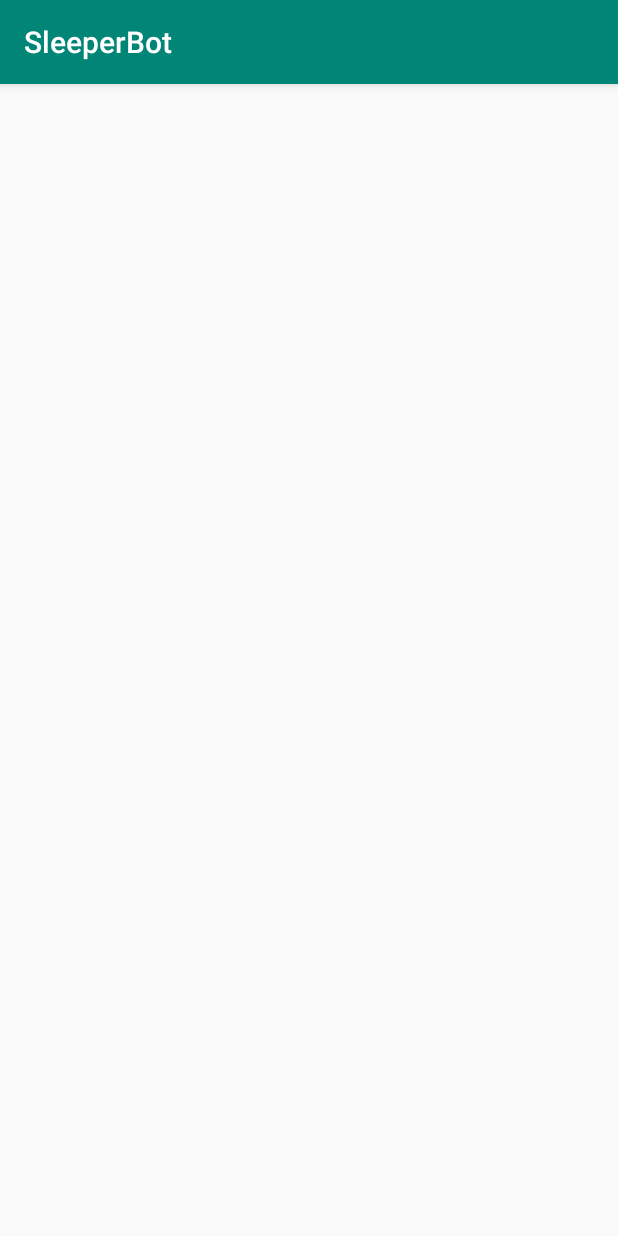
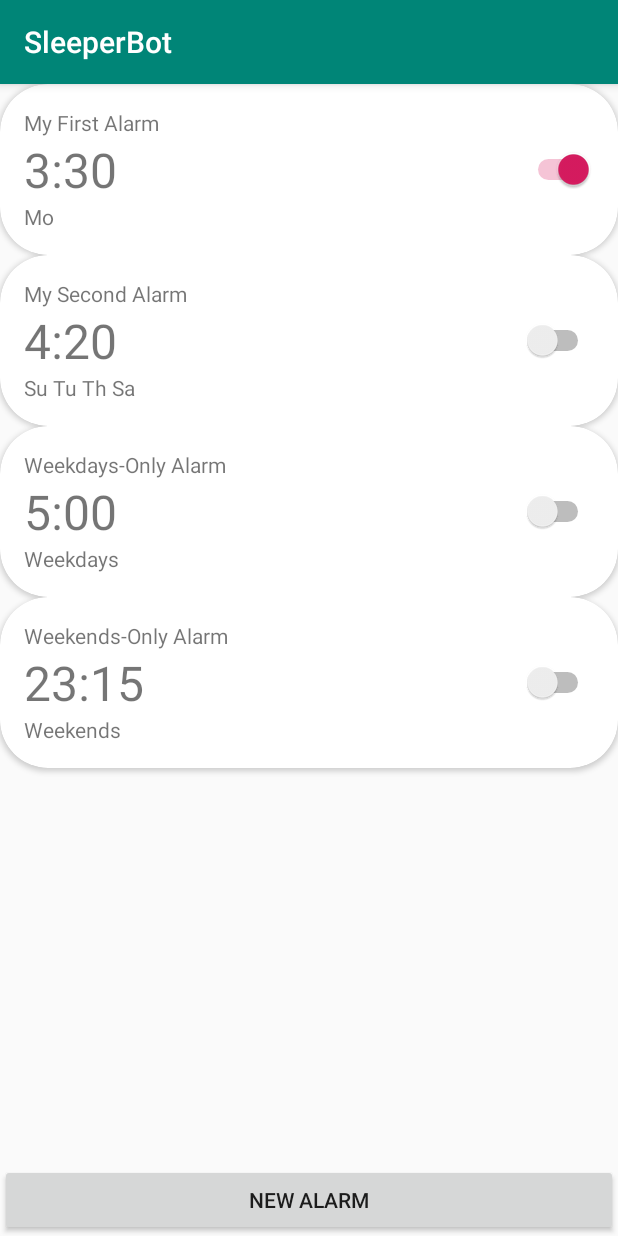
Before and after one commit to cabrito/SleeperBot, an Android app: the AlarmsActivity screen opened directly, with no data from a screen before it, on a phone screen of 412 x 824 dp. Run offline under Robolectric (Android 15) with nearby library versions, the phone set to English and light mode, and no system bars.

Commit message:
Implemented RecyclerView + CardView for Alarms

```diff
--- a/app/src/main/AndroidManifest.xml
+++ b/app/src/main/AndroidManifest.xml
@@ -1,6 +1,6 @@
 <?xml version="1.0" encoding="utf-8"?>
 <manifest xmlns:android="http://schemas.android.com/apk/res/android"
-    package="io.github.scalrx.sleeperbot">
+    package="io.github.cabrito.sleeperbot">
 
     <application
         android:allowBackup="true"
@@ -9,8 +9,8 @@
         android:roundIcon="@mipmap/ic_launcher_round"
         android:supportsRtl="true"
         android:theme="@style/AppTheme">
-        <activity android:name=".activities.AlarmsActivity"></activity>
-        <activity android:name=".MainActivity">
+        <activity android:name="io.github.cabrito.sleeperbot.activities.AlarmsActivity"></activity>
+        <activity android:name="io.github.cabrito.sleeperbot.MainActivity">
             <intent-filter>
                 <action android:name="android.intent.action.MAIN" />
 
--- a/app/src/main/java/io/github/scalrx/sleeperbot/MainActivity.java
+++ b/app/src/main/java/io/github/cabrito/sleeperbot/MainActivity.java
@@ -1,4 +1,4 @@
-package io.github.scalrx.sleeperbot;
+package io.github.cabrito.sleeperbot;
 
 import android.content.Intent;
 import android.support.v7.app.AppCompatActivity;
@@ -6,7 +6,7 @@ import android.os.Bundle;
 import android.view.View;
 import android.widget.Button;
 
-import io.github.scalrx.sleeperbot.activities.AlarmsActivity;
+import io.github.cabrito.sleeperbot.activities.AlarmsActivity;
 
 public class MainActivity extends AppCompatActivity
 {
@@ -18,7 +18,7 @@ public class MainActivity extends AppCompatActivity
         setContentView(R.layout.activity_main);
 
         // TODO: Actually make a real activity here. Instead, we're just making a placeholder button
-        Button placeholderButton = findViewById(R.id.button_new_alarm);
+        Button placeholderButton = findViewById(R.id.test_button);
         placeholderButton.setOnClickListener(new View.OnClickListener()
         {
             @Override
--- /dev/null
+++ b/app/src/main/java/io/github/cabrito/sleeperbot/activities/AlarmsActivity.java
@@ -0,0 +1,49 @@
+package io.github.cabrito.sleeperbot.activities;
+
+import android.support.v7.app.AppCompatActivity;
+import android.os.Bundle;
+import android.support.v7.widget.LinearLayoutManager;
+import android.support.v7.widget.RecyclerView;
+
+import java.util.ArrayList;
+
+import io.github.cabrito.sleeperbot.R;
+import io.github.cabrito.sleeperbot.adapters.AlarmsAdapter;
+import io.github.cabrito.sleeperbot.util.Alarm;
+
+public class AlarmsActivity extends AppCompatActivity
+{
+    private RecyclerView alarmsRecyclerView;
+    private RecyclerView.Adapter alarmsAdapter;
+    private RecyclerView.LayoutManager layoutManager;
+
+    @Override
+    protected void onCreate(Bundle savedInstanceState)
+    {
+        super.onCreate(savedInstanceState);
+        setContentView(R.layout.activity_alarms);
+
+        alarmsRecyclerView = (RecyclerView) findViewById(R.id.recyclerview_activity_alarms);
+        alarmsRecyclerView.setHasFixedSize(true);   // Helps to save on performance
+
+        // Define our layout manager
+        layoutManager = new LinearLayoutManager(this);
+        alarmsRecyclerView.setLayoutManager(layoutManager);
+
+        // TODO: Specify the adapter for the alarms list
+
+        ArrayList<Alarm> alarmsList = new ArrayList<>();
+        alarmsList.add(new Alarm("My First Alarm", 3, 30, new boolean[] {false, true, false, false, false, false, false}, true));
+        alarmsList.add(new Alarm("My Second Alarm", 4, 20, new boolean[] {true, false, true, false, true, false, true}, false));
+        alarmsList.add(new Alarm("Weekdays-Only Alarm", 5, 0, new boolean[] {false, true, true, true, true, true, false}, false));
+        alarmsList.add(new Alarm("Weekends-Only Alarm", 23, 15, new boolean[] {true, false, false, false, false, false, true}, false));
+        alarmsAdapter = new AlarmsAdapter(alarmsList);
+        alarmsRecyclerView.setAdapter(alarmsAdapter);
+    }
+
+    private void setAlarm()
+    {
+
+    }
+
+}
--- /dev/null
+++ b/app/src/main/java/io/github/cabrito/sleeperbot/adapters/AlarmsAdapter.java
@@ -0,0 +1,98 @@
+package io.github.cabrito.sleeperbot.adapters;
+
+import android.support.annotation.NonNull;
+import android.support.v7.widget.RecyclerView;
+import android.view.LayoutInflater;
+import android.view.View;
+import android.view.ViewGroup;
+import android.widget.Switch;
+import android.widget.TextView;
+
+import java.text.DecimalFormat;
+import java.text.NumberFormat;
+import java.util.ArrayList;
+
+import io.github.cabrito.sleeperbot.R;
+import io.github.cabrito.sleeperbot.util.Alarm;
+
+public class AlarmsAdapter extends RecyclerView.Adapter<AlarmsAdapter.AlarmsViewHolder>
+{
+    private ArrayList<Alarm> alarmsList;
+
+    public static class AlarmsViewHolder extends RecyclerView.ViewHolder
+    {
+        public TextView alarmTitle;
+        public TextView alarmTime;
+        public TextView daysActivated;
+        public Switch alarmSwitch;
+
+        public AlarmsViewHolder(@NonNull View itemView)
+        {
+            super(itemView);
+            this.alarmTitle = itemView.findViewById(R.id.textview_activity_alarms_alarmtitle);
+            this.alarmTime = itemView.findViewById(R.id.textview_activity_alarms_alarmtime);
+            this.daysActivated = itemView.findViewById(R.id.textview_activity_alarms_daysactivated);
+            this.alarmSwitch = itemView.findViewById(R.id.switch_activity_alarms_alarmswitch);
+        }
+    }
+
+    public AlarmsAdapter(ArrayList<Alarm> alarmsList)
+    {
+        this.alarmsList = alarmsList;
+    }
+
+    @NonNull
+    @Override
+    public AlarmsAdapter.AlarmsViewHolder onCreateViewHolder(@NonNull ViewGroup viewGroup, int i)
+    {
+        View view = LayoutInflater.from(viewGroup.getContext()).inflate(R.layout.layout_alarm, viewGroup, false);
+        AlarmsViewHolder alarmsViewHolder = new AlarmsViewHolder(view);
+        return alarmsViewHolder;
+    }
+
+    @Override
+    public void onBindViewHolder(@NonNull AlarmsViewHolder alarmsViewHolder, int position)
+    {
+        Alarm currAlarm = alarmsList.get(position);
+        alarmsViewHolder.alarmTitle.setText(currAlarm.getTitle());
+        alarmsViewHolder.alarmTime.setText(buildAlarmTime(currAlarm));
+        alarmsViewHolder.daysActivated.setText(buildDaysActivated(currAlarm));
+        alarmsViewHolder.alarmSwitch.setChecked(currAlarm.isEnabled());
+    }
+
+    @Override
+    public int getItemCount()
+    {
+        return alarmsList.size();
+    }
+
+    private String buildAlarmTime(Alarm alarm)
+    {
+        NumberFormat formatter = new DecimalFormat("00");
+        String result = alarm.getHour() + ":" + formatter.format(alarm.getMinute());
+        // TODO: Add logic that accounts for locales
+        return result;
+    }
+
+    private String buildDaysActivated(Alarm alarm)
+    {
+        // Check to see if the alarm is weekdays only, weekends only, or variable
+        if (alarm.isWeekdaysOnly())
+            return "Weekdays";
+        else if (alarm.isWeekendsOnly())
+            return "Weekends";
+        else
+        {
+            String[] daysOfWeek = new String[]{"Su", "Mo", "Tu", "We", "Th", "Fr", "Sa"};
+            StringBuilder sb = new StringBuilder();
+            for (int i = 0; i < daysOfWeek.length; i++)
+            {
+                if (alarm.getDays()[i])
+                {
+                    sb.append(daysOfWeek[i]).append(" ");
+                }
+            }
+            return sb.toString();
+        }
+    }
+}
--- /dev/null
+++ b/app/src/main/java/io/github/cabrito/sleeperbot/util/Alarm.java
@@ -0,0 +1,108 @@
+package io.github.cabrito.sleeperbot.util;
+
+/**
+ * Embodies the concept of a device alarm
+ */
+public class Alarm
+{
+    private String title;
+    private byte hour;
+    private byte minute;
+    private boolean[] days;
+    private boolean enabled;
+    // Constants
+    private final int NUMBER_OF_DAYS_OF_WEEK = 7;
+
+    public Alarm(String title, int hour, int minute, boolean[] days, boolean enabled)
+    {
+        this.title = title;
+        this.hour = (byte) hour;
+        this.minute = (byte) minute;
+        this.days = days;
+        this.enabled = enabled;
+    }
+
+    public String getTitle()
+    {
+        return title;
+    }
+
+    public void setTitle(String title)
+    {
+        this.title = title;
+    }
+
+    public byte getHour()
+    {
+        return hour;
+    }
+
+    public void setHour(byte hour)
+    {
+        this.hour = hour;
+    }
+
+    public byte getMinute()
+    {
+        return minute;
+    }
+
+    public void setMinute(byte minute)
+    {
+        this.minute = minute;
+    }
+
+    public boolean[] getDays()
+    {
+        return days;
+    }
+
+    public void setDays(boolean[] days)
+    {
+        this.days = days;
+    }
+
+    public boolean isEnabled()
+    {
+        return enabled;
+    }
+
+    public void setEnabled(boolean enabled)
+    {
+        this.enabled = enabled;
+    }
+
+    public boolean isWeekdaysOnly()
+    {
+        // If either Sun or Sat are activated, it's not weekdays only
+        if (days[0] || days[NUMBER_OF_DAYS_OF_WEEK - 1])
+            return false;
+        // Otherwise, scroll through Monday to Friday. If any are not activated, it's not weekdays only
+        else
+        {
+            for (int i = 1; i < NUMBER_OF_DAYS_OF_WEEK - 1; i++)
+            {
+                if(!days[i])
+                    return false;
+            }
+        }
+        return true;
+    }
+
+    public boolean isWeekendsOnly()
+    {
+        // If neither Sun nor Sat are activated, it's not weekends only.
+        if (!days[0] || !days[NUMBER_OF_DAYS_OF_WEEK - 1])
+            return false;
+        // Otherwise, scroll through Monday to Friday. If any are activated, it's not weekends only.
+        else
+        {
+            for (int i = 1; i < NUMBER_OF_DAYS_OF_WEEK - 1; i++)
+            {
+                if(days[i])
+                    return false;
+            }
+        }
+        return true;
+    }
+}
--- a/app/src/main/java/io/github/scalrx/sleeperbot/adapters/AlarmsAdapter.java
+++ /dev/null
@@ -1,5 +0,0 @@
-package io.github.scalrx.sleeperbot.adapters;
-
-public class AlarmsAdapter
-{
-}
--- a/app/src/main/res/layout/activity_alarms.xml
+++ b/app/src/main/res/layout/activity_alarms.xml
@@ -1,9 +1,26 @@
 <?xml version="1.0" encoding="utf-8"?>
-<android.support.constraint.ConstraintLayout xmlns:android="http://schemas.android.com/apk/res/android"
+<LinearLayout xmlns:android="http://schemas.android.com/apk/res/android"
     xmlns:app="http://schemas.android.com/apk/res-auto"
     xmlns:tools="http://schemas.android.com/tools"
     android:layout_width="match_parent"
     android:layout_height="match_parent"
-    tools:context=".activities.AlarmsActivity">
+    android:orientation="vertical"
+    tools:context=".MainActivity">
 
-</android.support.constraint.ConstraintLayout>
+    <!-- Alarm List -->
+    <android.support.v7.widget.RecyclerView
+        android:id="@+id/recyclerview_activity_alarms"
+        android:layout_width="match_parent"
+        android:layout_height="wrap_content"
+        android:orientation="vertical"
+        android:layout_weight="1">
+
+    </android.support.v7.widget.RecyclerView>
+
+    <Button
+        android:id="@+id/button_new_alarm"
+        android:layout_width="match_parent"
+        android:layout_height="wrap_content"
+        android:text="@string/activity_alarms_button_newalarm"/>
+
+</LinearLayout>
```
Also changed, not shown: app/src/main/java/io/github/cabrito/sleeperbot/util/AlarmReceiver.java (added, +14 -0 lines), app/src/main/java/io/github/scalrx/sleeperbot/activities/AlarmsActivity.java (deleted, +0 -17 lines), app/src/main/res/layout/activity_main.xml (+10 -17 lines), app/src/main/res/layout/layout_alarm.xml (+11 -58 lines), 4 other files.
